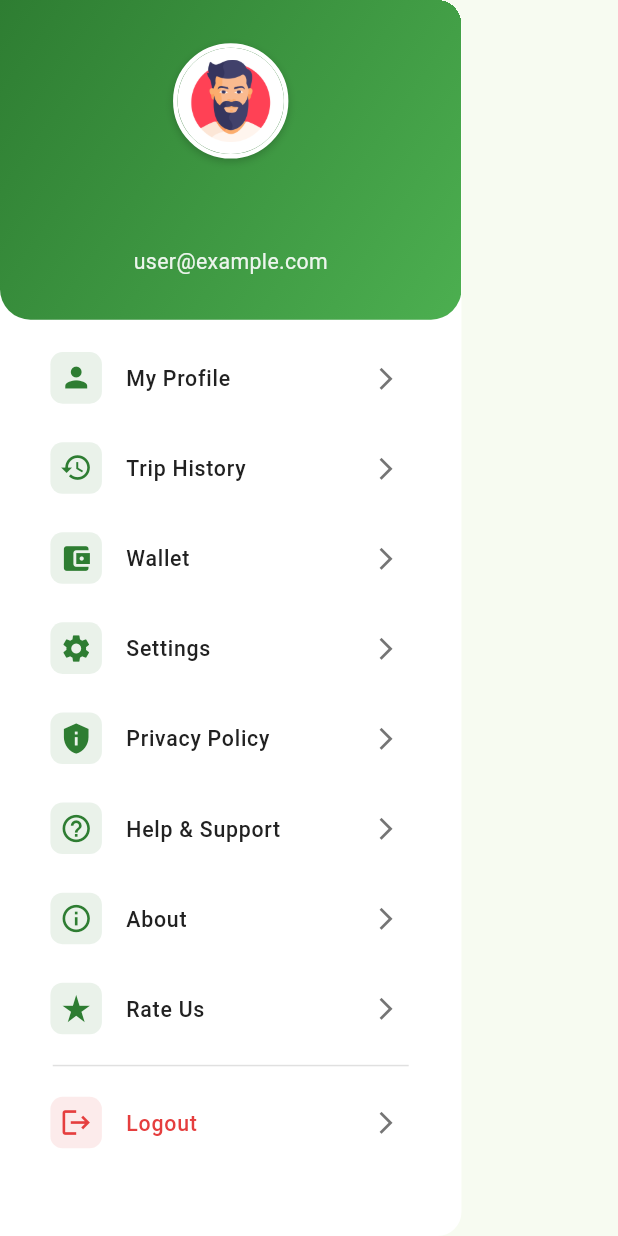
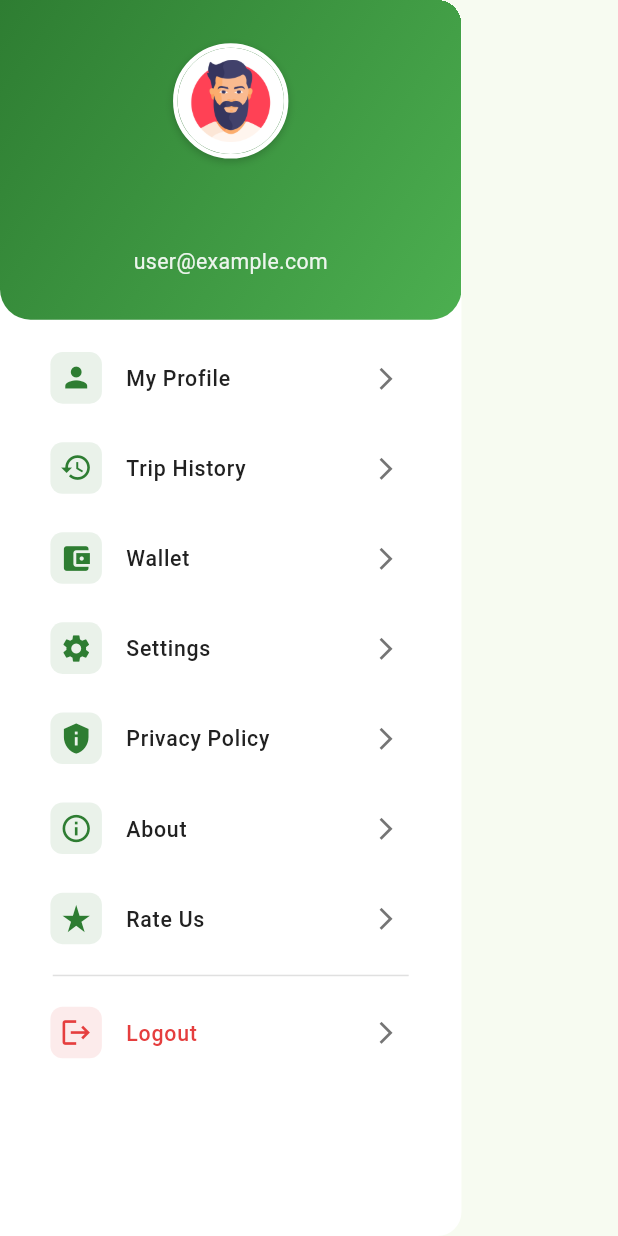
Before and after one commit to AwaeshaHuss/its_pass_mobile_user, a Flutter app: the CustomDrawer widget shown alone on an empty page, opened directly, on a phone screen of 412 x 824 dp. Run offline on Flutter 3.47's test engine with Material 3 defaults, Android fonts, the phone set to English and light mode, and no system bars; our stand-ins replace connectivity_plus, country_picker, dartz, dio, equatable, flutter_bloc and 10 more; missing offline and left inert: flutter_polyline_points; accounts and stored records are empty.

Commit message:
feat: Remove Help & Support from drawer menu
- Remove Help & Support menu item from custom drawer
- Clean up drawer navigation to focus on essential features
- Maintain consistent drawer layout and styling

```diff
--- a/lib/widgets/custome_drawer.dart
+++ b/lib/widgets/custome_drawer.dart
@@ -162,14 +162,6 @@ class CustomDrawer extends StatelessWidget {
                   },
                 ),
 
-                _buildDrawerItem(
-                  icon: Icons.help_outline,
-                  title: localizations.helpSupport,
-                  onTap: () {
-                    Navigator.pop(context);
-                    // TODO: Implement help functionality
-                  },
-                ),
 
                 _buildDrawerItem(
                   icon: Icons.info_outline,
```
Also changed, not shown: 1 other file.
